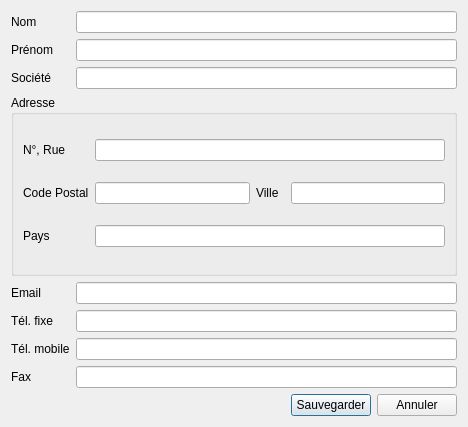
First picture: the form in src/dialogs/dialogaddcustomer.ui, repository FACT-Team/FactDev, before the edit.
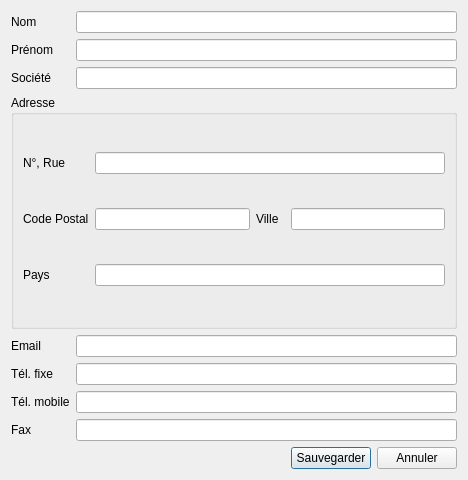
Second picture: the form after the edit. Icons and pictures are not drawn.

Commit message: Change titles of differents dialogs : #50

```diff
--- a/src/dialogs/dialogaddcustomer.ui
+++ b/src/dialogs/dialogaddcustomer.ui
@@ -7,7 +7,7 @@
     <x>0</x>
     <y>0</y>
     <width>468</width>
-    <height>427</height>
+    <height>480</height>
    </rect>
   </property>
   <property name="windowTitle">
```
Left out of the diff: 2 changed lines with no effect on the pictures. The commit also changes 4 other files.
